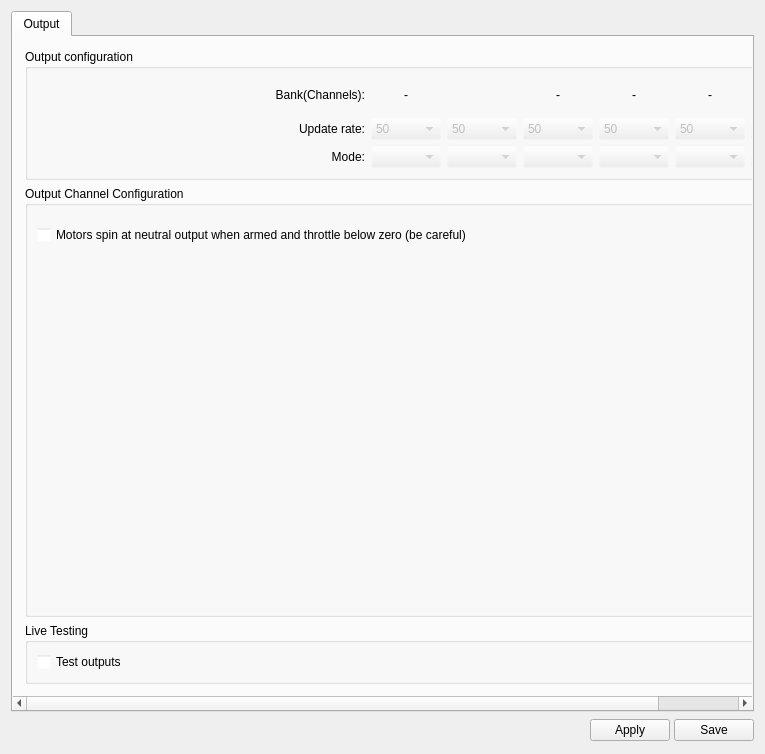
Qt form ground/openpilotgcs/src/plugins/config/output.ui (openpilot/OpenPilot) before a commit.
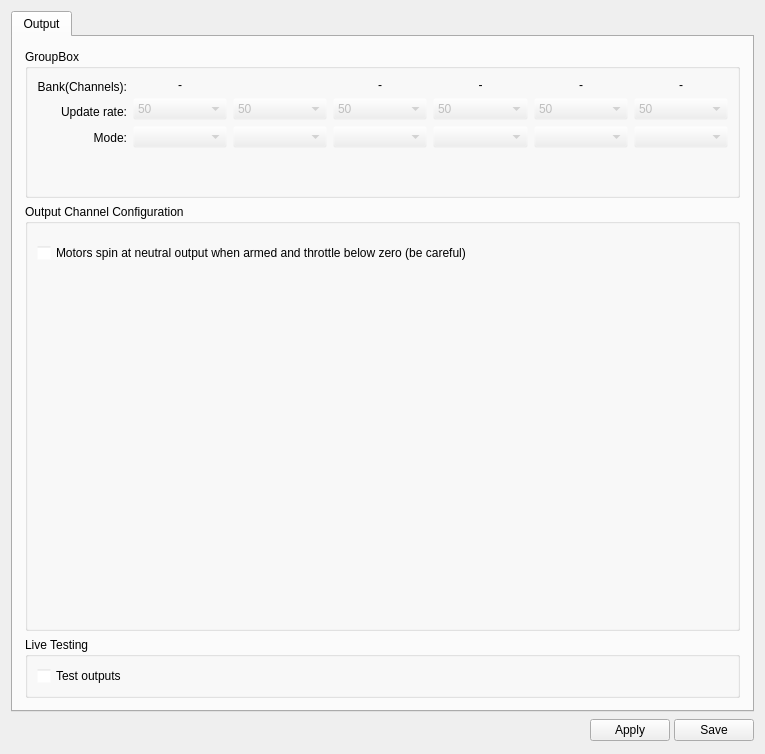
The same form after that commit. Icons and pictures are not drawn.

Commit message: OP-1685 Fixed Output config layout, fixed HW config layout for CC.

What changed in the file:
```diff
--- a/ground/openpilotgcs/src/plugins/config/output.ui
+++ b/ground/openpilotgcs/src/plugins/config/output.ui
@@ -122,11 +122,11 @@
            <rect>
             <x>0</x>
             <y>0</y>
-            <width>831</width>
-            <height>659</height>
+            <width>743</width>
+            <height>668</height>
            </rect>
           </property>
-          <layout class="QVBoxLayout" name="verticalLayout_3">
+          <layout class="QVBoxLayout" name="verticalLayout_3" stretch="0,0,0">
            <property name="spacing">
             <number>6</number>
            </property>
@@ -143,24 +143,66 @@
             <number>12</number>
            </property>
            <item>
-            <widget class="QGroupBox" name="groupBox_2">
-             <property name="sizePolicy">
-              <sizepolicy hsizetype="Expanding" vsizetype="Fixed">
-               <horstretch>0</horstretch>
-               <verstretch>0</verstretch>
-              </sizepolicy>
-             </property>
-             <property name="minimumSize">
-              <size>
-               <width>0</width>
-               <height>0</height>
-              </size>
-             </property>
+            <widget class="QGroupBox" name="groupBox">
              <property name="title">
-              <string>Output configuration</string>
+              <string>GroupBox</string>
              </property>
-             <layout class="QGridLayout" name="gridLayout">
-              <item row="0" column="1">
+             <layout class="QVBoxLayout" name="verticalLayout_5" stretch="0,0">
+              <property name="leftMargin">
+               <number>9</number>
+              </property>
+              <property name="topMargin">
+               <number>9</number>
+              </property>
+              <property name="rightMargin">
+               <number>9</number>
+              </property>
+              <property name="bottomMargin">
+               <number>9</number>
+              </property>
+              <item>
+               <widget class="QFrame" name="frame">
+                <property name="frameShape">
+                 <enum>QFrame::NoFrame</enum>
+                </property>
+                <property name="frameShadow">
+                 <enum>QFrame::Raised</enum>
+                </property>
+                <layout class="QFormLayout" name="formLayout">
+                 <property name="leftMargin">
+                  <number>0</number>
+                 </property>
+                 <property name="topMargin">
+                  <number>0</number>
+                 </property>
+                 <property name="rightMargin">
+                  <number>0</number>
+                 </property>
+                 <property name="bottomMargin">
+                  <number>0</number>
+                 </property>
+                 <item row="0" column="0">
+                  <widget class="QFrame" name="frame_3">
+                   <property name="frameShape">
+                    <enum>QFrame::NoFrame</enum>
+                   </property>
+                   <property name="frameShadow">
+                    <enum>QFrame::Raised</enum>
+                   </property>
+                   <layout class="QVBoxLayout" name="verticalLayout_7">
+                    <property name="leftMargin">
+                     <number>0</number>
+                    </property>
+                    <property name="topMargin">
+                     <number>0</number>
+                    </property>
+                    <property name="rightMargin">
+                     <number>0</number>
+                    </property>
+                    <property name="bottomMargin">
+                     <number>0</number>
+                    </property>
+                    <item>
                <widget class="QLabel" name="label_9">
                 <property name="text">
                  <string>Bank(Channels):</string>
@@ -170,6 +212,68 @@
                 </property>
                </widget>
               </item>
+                    <item>
+                     <widget class="QLabel" name="label_3">
+                      <property name="sizePolicy">
+                       <sizepolicy hsizetype="Minimum" vsizetype="Preferred">
+                        <horstretch>0</horstretch>
+                        <verstretch>0</verstretch>
+                       </sizepolicy>
+                      </property>
+                      <property name="minimumSize">
+                       <size>
+                        <width>0</width>
+                        <height>20</height>
+                       </size>
+                      </property>
+                      <property name="text">
+                       <string>Update rate:</string>
+                      </property>
+                      <property name="alignment">
+                       <set>Qt::AlignRight|Qt::AlignTrailing|Qt::AlignVCenter</set>
+                      </property>
+                     </widget>
+                    </item>
+                    <item>
+                     <widget class="QLabel" name="label">
+                      <property name="sizePolicy">
+                       <sizepolicy hsizetype="Minimum" vsizetype="Preferred">
+                        <horstretch>0</horstretch>
+                        <verstretch>0</verstretch>
+                       </sizepolicy>
+                      </property>
+                      <property name="minimumSize">
+                       <size>
+                        <width>0</width>
+                        <height>20</height>
+                       </size>
+                      </property>
+                      <property name="text">
+                       <string>Mode:</string>
+                      </property>
+                      <property name="alignment">
+                       <set>Qt::AlignRight|Qt::AlignTrailing|Qt::AlignVCenter</set>
+                      </property>
+                     </widget>
+                    </item>
+                   </layout>
+                  </widget>
+                 </item>
+                 <item row="0" column="1">
+                  <widget class="QFrame" name="frame_2">
+                   <layout class="QGridLayout" name="gridLayout">
+                    <property name="leftMargin">
+                     <number>0</number>
+                    </property>
+                    <property name="topMargin">
+                     <number>0</number>
+                    </property>
+                    <property name="rightMargin">
+                     <number>0</number>
+                    </property>
+                    <property name="bottomMargin">
+                     <number>0</number>
+                    </property>
               <item row="0" column="2">
                <widget class="QLabel" name="chBank1">
                 <property name="text">
@@ -209,7 +313,7 @@
                 </property>
                 <property name="maximumSize">
                  <size>
-                  <width>70</width>
+                        <width>16777215</width>
                   <height>16777215</height>
                  </size>
                 </property>
@@ -290,7 +394,7 @@
                 </property>
                 <property name="maximumSize">
                  <size>
-                  <width>70</width>
+                        <width>16777215</width>
                   <height>16777215</height>
                  </size>
                 </property>
@@ -361,7 +465,7 @@
                 </property>
                 <property name="maximumSize">
                  <size>
-                  <width>70</width>
+                        <width>16777215</width>
                   <height>16777215</height>
                  </size>
                 </property>
@@ -432,7 +536,7 @@
                 </property>
                 <property name="maximumSize">
                  <size>
-                  <width>70</width>
+                        <width>16777215</width>
                   <height>16777215</height>
                  </size>
                 </property>
@@ -503,7 +607,7 @@
                 </property>
                 <property name="maximumSize">
                  <size>
-                  <width>70</width>
+                        <width>16777215</width>
                   <height>16777215</height>
                  </size>
                 </property>
@@ -531,7 +635,7 @@
                 </property>
                 <property name="maximumSize">
                  <size>
-                  <width>70</width>
+                        <width>16777215</width>
                   <height>16777215</height>
                  </size>
                 </property>
@@ -579,7 +683,7 @@
                 </property>
                 <property name="maximumSize">
                  <size>
-                  <width>70</width>
+                        <width>16777215</width>
                   <height>16777215</height>
                  </size>
                 </property>
@@ -654,7 +758,7 @@
                 </property>
                 <property name="maximumSize">
                  <size>
-                  <width>70</width>
+                        <width>16777215</width>
                   <height>16777215</height>
                  </size>
                 </property>
@@ -663,28 +767,6 @@
                 </property>
                </widget>
               </item>
-              <item row="2" column="1">
-               <widget class="QLabel" name="label">
-                <property name="sizePolicy">
-                 <sizepolicy hsizetype="Minimum" vsizetype="Preferred">
-                  <horstretch>0</horstretch>
-                  <verstretch>0</verstretch>
-                 </sizepolicy>
-                </property>
-                <property name="minimumSize">
-                 <size>
-                  <width>0</width>
-                  <height>20</height>
-                 </size>
-                </property>
-                <property name="text">
-                 <string>Mode:</string>
-                </property>
-                <property name="alignment">
-                 <set>Qt::AlignRight|Qt::AlignTrailing|Qt::AlignVCenter</set>
-                </property>
-               </widget>
-              </item>
               <item row="2" column="2">
                <widget class="QComboBox" name="cb_outputMode1">
                 <property name="enabled">
@@ -704,7 +786,7 @@
                 </property>
                 <property name="maximumSize">
                  <size>
-                  <width>70</width>
+                        <width>16777215</width>
                   <height>16777215</height>
                  </size>
                 </property>
@@ -734,7 +816,7 @@
                 </property>
                 <property name="maximumSize">
                  <size>
-                  <width>70</width>
+                        <width>16777215</width>
                   <height>16777215</height>
                  </size>
                 </property>
@@ -743,28 +825,6 @@
                 </property>
                </widget>
               </item>
-              <item row="1" column="1">
-               <widget class="QLabel" name="label_3">
-                <property name="sizePolicy">
-                 <sizepolicy hsizetype="Minimum" vsizetype="Preferred">
-                  <horstretch>0</horstretch>
-                  <verstretch>0</verstretch>
-                 </sizepolicy>
-                </property>
-                <property name="minimumSize">
-                 <size>
-                  <width>0</width>
-                  <height>20</height>
-                 </size>
-                </property>
-                <property name="text">
-                 <string>Update rate:</string>
-                </property>
-                <property name="alignment">
-                 <set>Qt::AlignRight|Qt::AlignTrailing|Qt::AlignVCenter</set>
-                </property>
-               </widget>
-              </item>
               <item row="1" column="7">
                <widget class="QComboBox" name="cb_outputRate6">
                 <property name="enabled">
@@ -784,7 +844,7 @@
                 </property>
                 <property name="maximumSize">
                  <size>
-                  <width>70</width>
+                        <width>16777215</width>
                   <height>16777215</height>
                  </size>
                 </property>
@@ -865,7 +925,7 @@
                 </property>
                 <property name="maximumSize">
                  <size>
-                  <width>70</width>
+                        <width>16777215</width>
                   <height>16777215</height>
                  </size>
                 </property>
@@ -874,12 +934,53 @@
                 </property>
                </widget>
               </item>
-              <item row="0" column="0" rowspan="3">
-               <layout class="QHBoxLayout" name="_2">
-                <property name="spacing">
+                   </layout>
+                  </widget>
+                 </item>
+                </layout>
+               </widget>
+              </item>
+              <item>
+               <widget class="QFrame" name="gvFrame">
+                <property name="sizePolicy">
+                 <sizepolicy hsizetype="Preferred" vsizetype="Preferred">
+                  <horstretch>0</horstretch>
+                  <verstretch>0</verstretch>
+                 </sizepolicy>
+                </property>
+                <property name="frameShape">
+                 <enum>QFrame::NoFrame</enum>
+                </property>
+                <property name="frameShadow">
+                 <enum>QFrame::Raised</enum>
+                </property>
+                <layout class="QHBoxLayout" name="horizontalLayout_2">
+                 <property name="leftMargin">
                  <number>0</number>
                 </property>
+                 <property name="topMargin">
+                  <number>0</number>
+                 </property>
+                 <property name="rightMargin">
+                  <number>0</number>
+                 </property>
+                 <property name="bottomMargin">
+                  <number>0</number>
+                 </property>
                 <item>
+                  <spacer name="horizontalSpacer_2">
+                   <property name="orientation">
+                    <enum>Qt::Horizontal</enum>
+                   </property>
+                   <property name="sizeHint" stdset="0">
+                    <size>
+                     <width>40</width>
+                     <height>20</height>
+                    </size>
+                   </property>
+                  </spacer>
+                 </item>
+                 <item alignment="Qt::AlignTop">
                  <widget class="QGraphicsView" name="gvWarning">
                   <property name="minimumSize">
                    <size>
@@ -908,53 +1009,33 @@
                  </widget>
                 </item>
                 <item>
-                 <widget class="QTextEdit" name="txtWarning">
-                  <property name="sizePolicy">
-                   <sizepolicy hsizetype="MinimumExpanding" vsizetype="MinimumExpanding">
-                    <horstretch>0</horstretch>
-                    <verstretch>0</verstretch>
-                   </sizepolicy>
-                  </property>
+                  <widget class="QLabel" name="txtWarning">
                   <property name="minimumSize">
                    <size>
-                    <width>200</width>
-                    <height>50</height>
-                   </size>
-                  </property>
-                  <property name="maximumSize">
-                   <size>
-                    <width>16777215</width>
-                    <height>90</height>
-                   </size>
-                  </property>
-                  <property name="font">
-                   <font>
-                    <pointsize>10</pointsize>
-                    <weight>50</weight>
-                    <bold>false</bold>
-                   </font>
-                  </property>
-                  <property name="toolTip">
-                   <string>Calibration status</string>
-                  </property>
-                  <property name="styleSheet">
-                   <string notr="true">background-color: transparent;</string>
-                  </property>
-                  <property name="frameShape">
-                   <enum>QFrame::NoFrame</enum>
-                  </property>
-                  <property name="horizontalScrollBarPolicy">
-                   <enum>Qt::ScrollBarAlwaysOff</enum>
-                  </property>
-                  <property name="sizeAdjustPolicy">
-                   <enum>QAbstractScrollArea::AdjustIgnored</enum>
-                  </property>
-                  <property name="textInteractionFlags">
-                   <set>Qt::NoTextInteraction</set>
+                     <width>0</width>
+                     <height>0</height>
+                    </size>
+                   </property>
+                   <property name="text">
+                    <string/>
                   </property>
                  </widget>
                 </item>
-               </layout>
+                 <item>
+                  <spacer name="horizontalSpacer_3">
+                   <property name="orientation">
+                    <enum>Qt::Horizontal</enum>
+                   </property>
+                   <property name="sizeHint" stdset="0">
+                    <size>
+                     <width>40</width>
+                     <height>20</height>
+                    </size>
+                   </property>
+                  </spacer>
+                 </item>
+                </layout>
+               </widget>
               </item>
              </layout>
             </widget>
```
Lines whose indentation alone changed are shown as unchanged. The commit also changes 2 other files.
